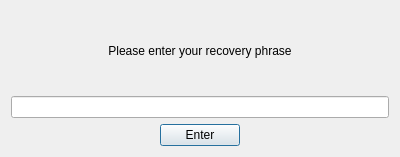
Above: designs/xml/forgot_question.ui from daniel-deru/WorkMate-3.0 before the change. Below: the same form after it.
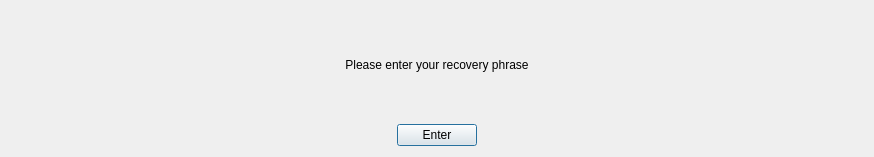
That is the form after the change.

Commit message: made settings tab buttons same width. split reset security window passphrase field into 12 individual words instead of one field

Diff of the .ui file:
```diff
--- a/designs/xml/forgot_question.ui
+++ b/designs/xml/forgot_question.ui
@@ -6,7 +6,7 @@
    <rect>
     <x>0</x>
     <y>0</y>
-    <width>400</width>
+    <width>874</width>
     <height>157</height>
    </rect>
   </property>
@@ -25,7 +25,7 @@
     </widget>
    </item>
    <item>
-    <widget class="QLineEdit" name="lnedt_answer"/>
+    <layout class="QGridLayout" name="gbox_words"/>
    </item>
    <item>
     <layout class="QHBoxLayout" name="horizontalLayout">
```
The commit also changes 12 other files.
